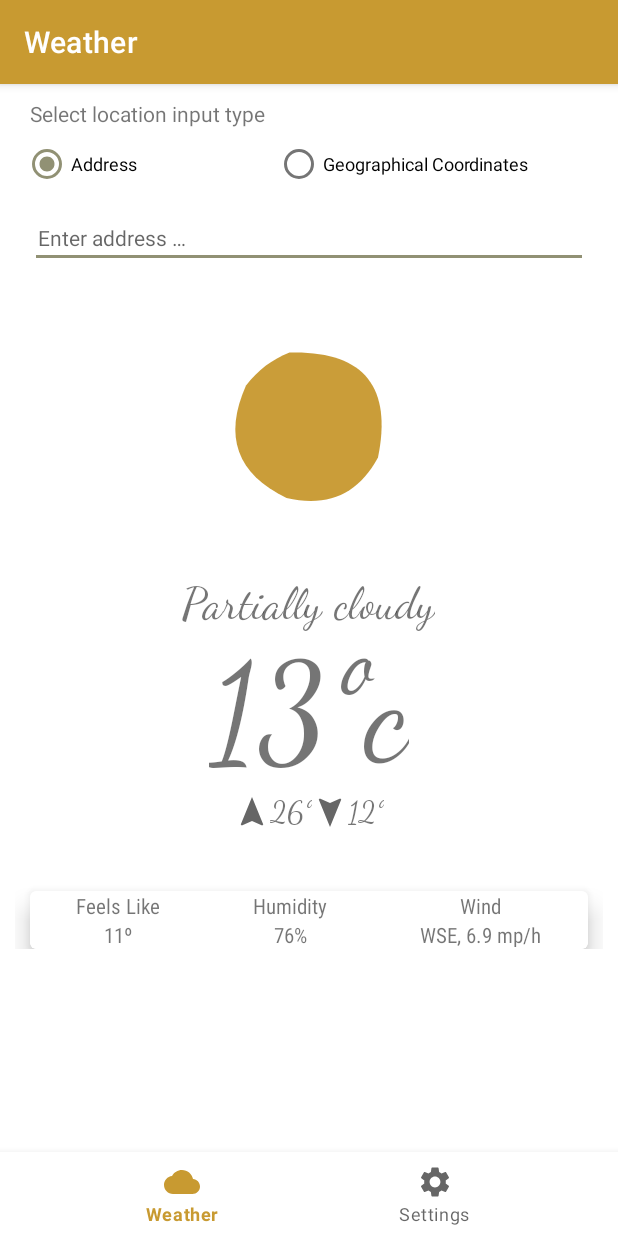
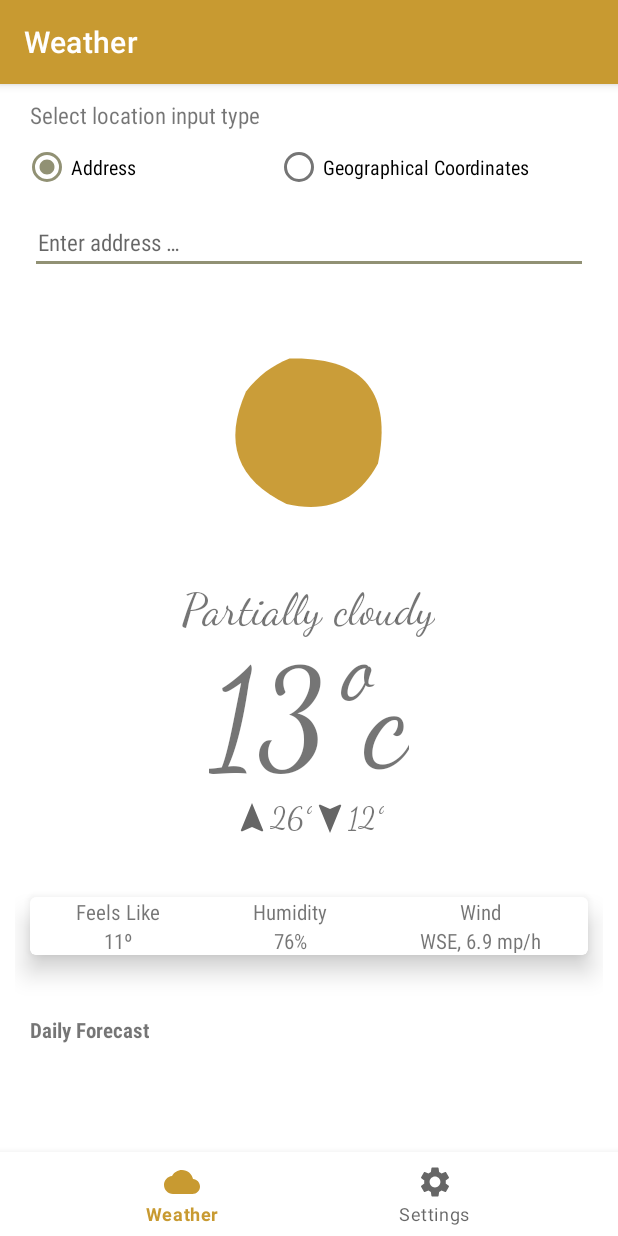
Before and after one commit to MahtaFetrat/WeatherForecast, an Android app: the screen it shows after launch (MainActivity), on a phone screen of 412 x 824 dp. Run offline under Robolectric (Android 15) with nearby library versions, the phone set to English and light mode, and no system bars; our stand-ins replace androidx.preference, navigation-ui.

Commit message:
add recycler view to layout

```diff
--- a/app/src/main/res/layout/current_weather_card.xml
+++ b/app/src/main/res/layout/current_weather_card.xml
@@ -62,7 +62,7 @@
         android:layout_marginHorizontal="10dp"
         app:strokeWidth="1dp"
         app:cardElevation="10dp"
-        android:layout_marginTop="40dp" >
+        android:layout_marginVertical="40dp" >
         <LinearLayout
             android:layout_width="match_parent"
             android:layout_height="wrap_content" >
--- a/app/src/main/res/layout/fragment_weather.xml
+++ b/app/src/main/res/layout/fragment_weather.xml
@@ -17,7 +17,8 @@
             android:layout_height="wrap_content"
             android:paddingHorizontal="10dp"
             android:text="@string/set_location"
-            android:textSize="14sp" />
+            android:fontFamily="sans-serif-condensed"
+            android:textSize="15sp"/>
 
         <RadioGroup
             android:layout_width="match_parent"
@@ -33,7 +34,8 @@
                 android:layout_marginHorizontal="5dp"
                 android:layout_weight="2"
                 android:text="@string/address"
-                android:textSize="12sp" />
+                android:textSize="13sp"
+                android:fontFamily="sans-serif-condensed"  />
 
             <RadioButton
                 android:id="@+id/coordinate_type"
@@ -42,7 +44,8 @@
                 android:layout_marginHorizontal="5dp"
                 android:layout_weight="1.5"
                 android:text="@string/coordinates"
-                android:textSize="12sp" />
+                android:fontFamily="sans-serif-condensed"
+                android:textSize="13sp" />
         </RadioGroup>
 
         <EditText
@@ -53,7 +56,8 @@
             android:layout_marginVertical="5dp"
             android:hint="@string/address_hint"
             android:paddingHorizontal="5dp"
-            android:textSize="14sp" />
+            android:fontFamily="sans-serif-condensed"
+            android:textSize="15sp" />
 
         <LinearLayout
             android:layout_width="match_parent"
@@ -88,5 +92,21 @@
         </LinearLayout>
 
         <include layout="@layout/current_weather_card" />
+
+        <TextView
+            android:layout_width="wrap_content"
+            android:layout_height="wrap_content"
+            android:text="@string/daily_forecast_title"
+            android:fontFamily="sans-serif-condensed"
+            android:textStyle="bold"
+            android:paddingHorizontal="10dp"
+            android:layout_marginBottom="20dp"/>
+
+
+        <androidx.recyclerview.widget.RecyclerView
+            android:layout_width="wrap_content"
+            android:layout_height="wrap_content"
+            android:id="@+id/daily_forecast_recyclerview"
+            android:layout_marginHorizontal="10dp" />
     </LinearLayout>
 </ScrollView>
--- a/app/src/main/res/values/strings.xml
+++ b/app/src/main/res/values/strings.xml
@@ -16,4 +16,5 @@
     <!-- Navigation -->
     <string name="weather_nav_menu_title">Weather</string>
     <string name="settings_nav_menu_title">Settings</string>
+    <string name="daily_forecast_title">Daily Forecast</string>
 </resources>
```
